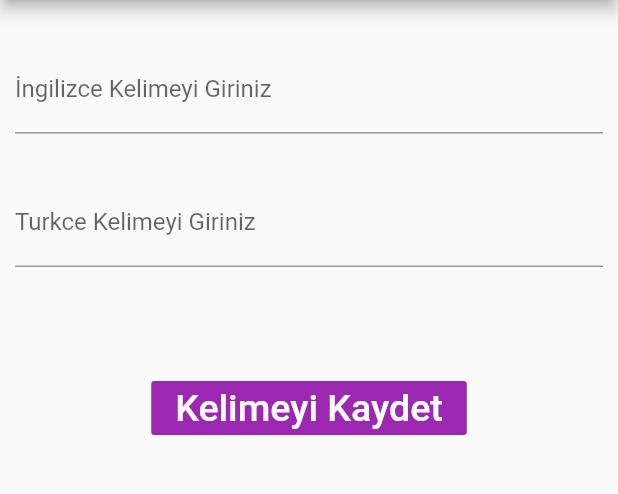
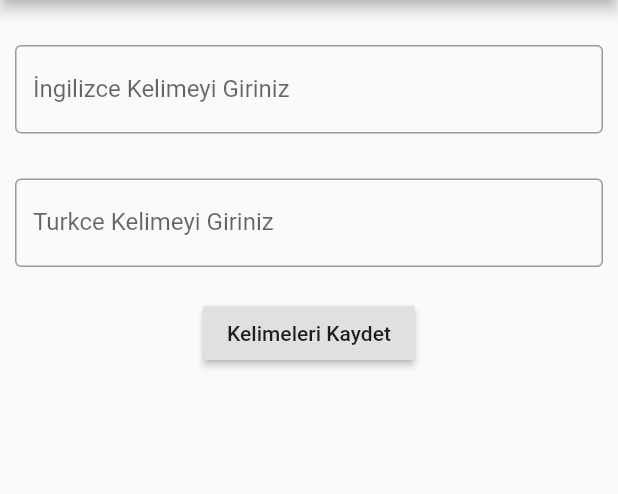
Before and after one commit to Hysenbergg/KisiselSozluk, a Flutter app: the screen it shows after launch, after a tap on "Kelime Ekle", on a phone screen of 412 x 824 dp, the part 84-578 px from its top. Run offline on Flutter 3.47's test engine with Material 2 defaults, Android fonts, the phone set to English and light mode, and no system bars.

```diff
--- a/lib/screens/addword.dart
+++ b/lib/screens/addword.dart
@@ -1,11 +1,33 @@
 import 'package:flutter/material.dart';
+import 'package:flutter_application_1/models/words.dart';
+import 'package:flutter_application_1/utils/dbhelper.dart';
+import 'package:flutter_application_1/models/words.dart';
 
-class MyCustomForm extends StatelessWidget {
-  const MyCustomForm();
+class MyCustomForm extends StatefulWidget {
+  MyCustomForm();
+
+  @override
+  State<MyCustomForm> createState() => _MyCustomFormState();
+}
+
+class _MyCustomFormState extends State<MyCustomForm> {
+
+  /*final dbHelper = DatabaseHelper.instance;
+  final GlobalKey<ScaffoldState> _scaffoldKey = new GlobalKey<ScaffoldState>();*/
+
+  TextEditingController firstController = TextEditingController();
+  TextEditingController secondController = TextEditingController();
+
+  /*void _showMessageInScaffold(String message){
+    _scaffoldKey.currentState?.showSnackBar(
+      SnackBar(content: Text(message))
+    );
+  }*/
 
   @override
   Widget build(BuildContext context) {
     return Scaffold(
+      //key: _scaffoldKey,
       appBar: AppBar(
         title: Text("Kelime Ekleme Ekrani"),
       ),
@@ -14,34 +36,34 @@ class MyCustomForm extends StatelessWidget {
           Padding(
             //padding: const EdgeInsets.symmetric(horizontal: 8, vertical: 16),
             padding: EdgeInsets.only(left: 10, right: 10, top: 30),
-            child: TextFormField(
-              decoration: const InputDecoration(
-                border: UnderlineInputBorder(),
+            child: TextField(
+              controller: firstController,
+              decoration: InputDecoration(
+                border: OutlineInputBorder(),
                 labelText: 'İngilizce Kelimeyi Giriniz',
               ),
             ),
           ),
           Padding(
             //padding: const EdgeInsets.symmetric(horizontal: 8, vertical: 16),
-            padding: EdgeInsets.only(left: 10, right: 10, top: 30),
-            child: TextFormField(
-              decoration: const InputDecoration(
-                border: UnderlineInputBorder(),
+            padding: EdgeInsets.only(left: 10, right: 10, top: 30, bottom: 20),
+            child: TextField(
+              controller: secondController,
+              decoration: InputDecoration(
+                border: OutlineInputBorder(),
                 labelText: 'Turkce Kelimeyi Giriniz',
               ),
             ),
           ),
-          Container(
-            padding: EdgeInsets.only(top: 70),
-            child: FlatButton(
-              child: Text(
-                'Kelimeyi Kaydet',
-                style: TextStyle(fontSize: 25.0, color: Colors.white),
-              ),
-              color: Colors.purple,
-              onPressed: kelimeGonder,
-            ),
-          ),
+          RaisedButton(
+            //child: addSnackBarPage(),
+            child: Text("Kelimeleri Kaydet"),
+            onPressed: (){
+              String first = firstController.text;
+              String second = secondController.text;
+              //_insert(first, second);
+            }
+          )
         ],
       ),
     );
@@ -50,4 +72,47 @@ class MyCustomForm extends StatelessWidget {
   kelimeGonder() {
     print("Kelimeleri kaydettik.");
   }
+
+  /*void _insert(String first, String second) async{
+    Map<String, dynamic> row = {
+      DatabaseHelper.columnFirstWord : first,
+      DatabaseHelper.columnSecondWord : second
+    };
+
+    Words words = Words.fromMap(row);
+    final id = await dbHelper.insert(words);
+    _showMessageInScaffold("inserted row id : $id");
+  }*/
 }
+
+/*class addSnackBarPage extends StatelessWidget {               // Bu sınıf uyarı görebilmek için olusturdum. Normal buton yerine koydum.
+  const addSnackBarPage();
+
+  @override
+  Widget build(BuildContext context) {
+    return Center(
+      child: ElevatedButton(
+        style: ElevatedButton.styleFrom(textStyle: TextStyle(
+          fontSize: 25,
+        )),
+        onPressed: () {
+          String first = firstController.text;
+          final snackBar = SnackBar(                         // Butona basıldığında altta kullanıcıya görebilmesi için açılan uyarı kısmı.
+            content: const Text('Kelime Sözlüğe Eklendi. '),
+            action: SnackBarAction(
+              label: 'Kapat',
+              onPressed: () {
+                // Some code to undo the change.
+              },
+            ),
+          );
+
+          // Find the ScaffoldMessenger in the widget tree
+          // and use it to show a SnackBar.
+          ScaffoldMessenger.of(context).showSnackBar(snackBar);
+        },
+        child: const Text('Kelimeyi Kaydet'),
+      ),
+    );
+  }
+}*/
--- a/lib/screens/home.dart
+++ b/lib/screens/home.dart
@@ -1,11 +1,19 @@
 import 'package:flutter/material.dart';
+import 'package:flutter_application_1/models/words.dart';
+import 'package:flutter_application_1/utils/dbhelper.dart';
 import 'package:flutter_application_1/screens/addword.dart';
 import 'package:flutter_application_1/screens/exam.dart';
 import 'package:flutter_application_1/screens/myList.dart';
 import 'package:flutter_application_1/screens/aboutme.dart';
 
-class MyStatelessWidget extends StatelessWidget {
+class MyStatelessWidget extends StatefulWidget {
    MyStatelessWidget({Key? key}) : super(key: key);
+
+  @override
+  State<MyStatelessWidget> createState() => _MyStatelessWidgetState();
+}
+
+class _MyStatelessWidgetState extends State<MyStatelessWidget> {
 
   @override
   Widget build(BuildContext context) {
@@ -14,7 +22,7 @@ class MyStatelessWidget extends StatelessWidget {
       child: Column(
         children: [
           Container(
-            padding: EdgeInsets.only(top: 50),
+            padding: EdgeInsets.only(top: 125),
             child: Text("MyDictionary", style: TextStyle(
               fontSize: 40,
               color: Colors.white,
--- a/lib/screens/myList.dart
+++ b/lib/screens/myList.dart
@@ -7,7 +7,10 @@ class MyList extends StatefulWidget {
   State<MyList> createState() => _MyListState();
 }
 
+
 class _MyListState extends State<MyList> {
+
+
 
   @override
   Widget build(BuildContext context) {
@@ -43,6 +46,8 @@ Widget _buildList() {
           'Mouse', 'Fare'),
     ],
   );
+
+
 }
 
 ListTile _tile(String title, String subtitle) {
```
Also changed, not shown: lib/models/words.dart (added, +26 -0 lines), lib/screens/exam.dart (+4 -4 lines), lib/screens/loginscreen.dart (deleted, +0 -36 lines), lib/utils/dbhelper.dart (added, +56 -0 lines), pubspec.yaml (+7 -0 lines), pubspec.lock, 3 other files.
